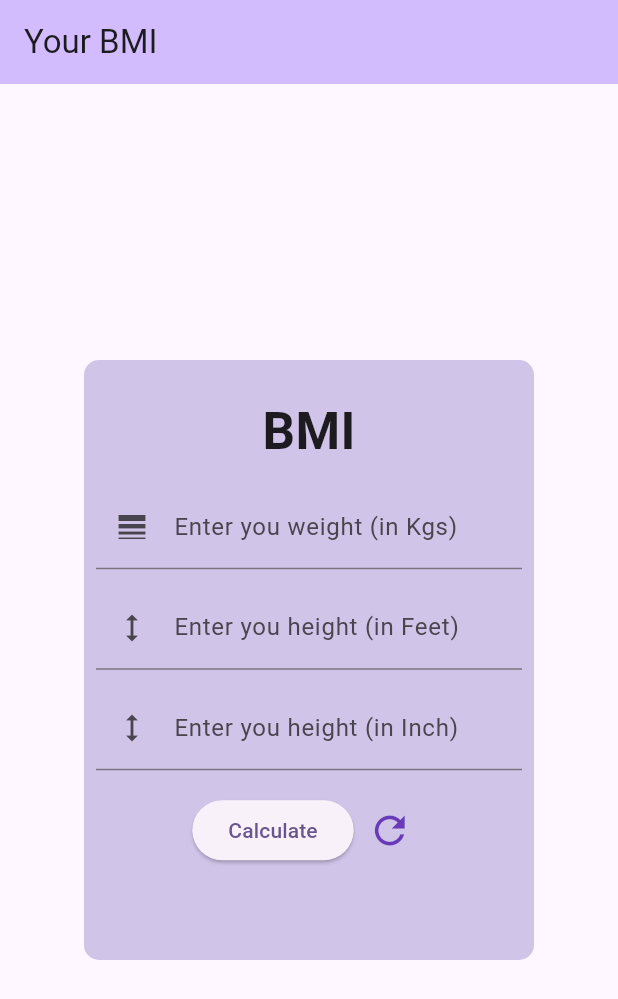
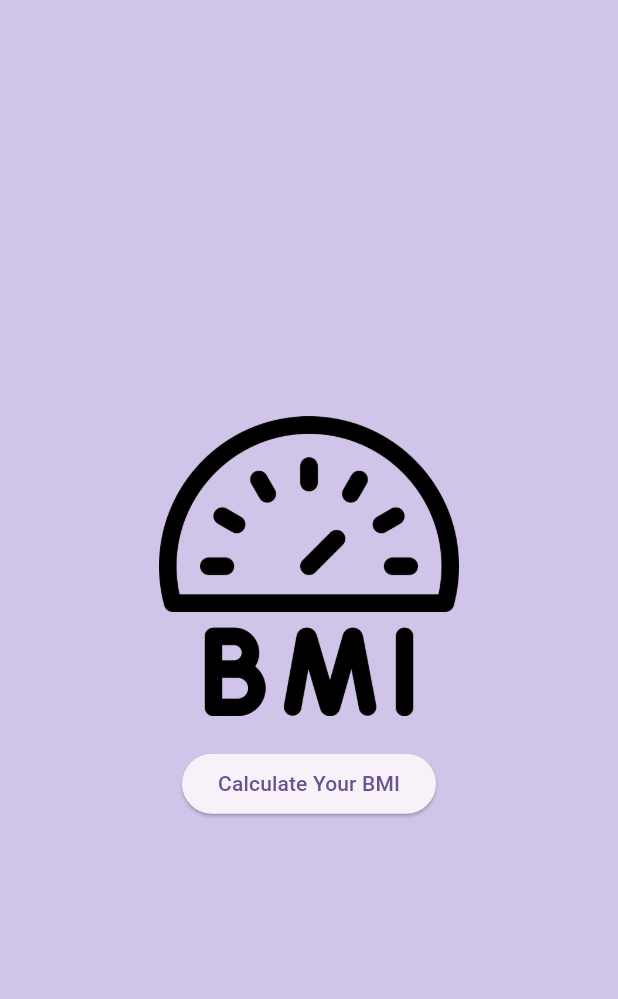
Before and after one commit to kashaf-7635/flutter_BMI_Calculator, a Flutter app: the screen it shows after launch, on a phone screen of 412 x 824 dp. Shown: the top 999 px of the screen. Run offline on Flutter 3.47's test engine with Material 3 defaults, Android fonts, the phone set to English and light mode, and no system bars.

```diff
--- a/lib/main.dart
+++ b/lib/main.dart
@@ -43,11 +43,25 @@ class _MyHomePageState extends State<MyHomePage> {
   @override
   Widget build(BuildContext context) {
     return Scaffold(
-      appBar: AppBar(
-        backgroundColor: Theme.of(context).colorScheme.inversePrimary,
-        title: Text(widget.title),
+      // appBar: AppBar(
+      //   backgroundColor: Theme.of(context).colorScheme.inversePrimary,
+      //   title: Text(widget.title),
+      // ),
+      body: Container(
+        color: Colors.deepPurple.shade50,
+        child: Column(
+          mainAxisAlignment: MainAxisAlignment.center,
+          children: [
+            Hero(
+              tag: 'background',
+              child: Image.asset(
+                'assets/images/bmi.png',
+                width: 300,
+                height: 300,
               ),
-      body: Center(
+            ),
+            SizedBox(height: 11),
+            Center(
               child: AnimatedContainer(
                 decoration: BoxDecoration(
                   color: bgColor,
@@ -63,11 +77,11 @@ class _MyHomePageState extends State<MyHomePage> {
                 child: Column(
                   mainAxisAlignment: MainAxisAlignment.center,
                   children: <Widget>[
-              Text(
-                'BMI',
-                style: TextStyle(fontSize: 34, fontWeight: FontWeight.w700),
-              ),
-              SizedBox(height: 11),
+                    // Text(
+                    //   'BMI',
+                    //   style: TextStyle(fontSize: 34, fontWeight: FontWeight.w700),
+                    // ),
+                    // SizedBox(height: 11),
                     TextField(
                       controller: wtController,
                       keyboardType: TextInputType.number,
@@ -137,7 +151,8 @@ class _MyHomePageState extends State<MyHomePage> {
                               });
                             } else {
                               setState(() {
-                          result = "Please fill all the required blanks!!";
+                                result =
+                                    "Please fill all the required blanks!!";
                               });
                             }
                           },
@@ -177,7 +192,10 @@ class _MyHomePageState extends State<MyHomePage> {
                       // curve: Curves.bounceInOut,
                       child: Text(
                         result,
-                  style: TextStyle(fontSize: 16, fontWeight: FontWeight.w700),
+                        style: TextStyle(
+                          fontSize: 16,
+                          fontWeight: FontWeight.w700,
+                        ),
                         textAlign: TextAlign.center,
                       ),
                     ),
@@ -185,6 +203,9 @@ class _MyHomePageState extends State<MyHomePage> {
                 ),
               ),
             ),
+          ],
+        ),
+      ),
       // This trailing comma makes auto-formatting nicer for build methods.
     );
   }
--- /dev/null
+++ b/lib/screens/get_started.dart
@@ -0,0 +1,48 @@
+import 'package:bmi_calculator/main.dart';
+import 'package:flutter/material.dart';
+
+class GetStarted extends StatefulWidget {
+  const GetStarted({super.key, required this.title});
+  final String title;
+
+  @override
+  State<GetStarted> createState() => _GetStartedState();
+}
+
+class _GetStartedState extends State<GetStarted> {
+  @override
+  Widget build(BuildContext context) {
+    return Scaffold(
+      body: Container(
+        color: Colors.deepPurple.shade100,
+        child: Center(
+          child: Column(
+            mainAxisAlignment: MainAxisAlignment.center,
+            children: [
+              Hero(
+                tag: 'background',
+                child: Image.asset(
+                  'assets/images/bmi.png',
+                  width: 200,
+                  height: 200,
+                ),
+              ),
+              SizedBox(height: 21),
+              ElevatedButton(
+                onPressed: () {
+                  Navigator.push(
+                    context,
+                    MaterialPageRoute(
+                      builder: (context) => MyHomePage(title: 'Your BMI'),
+                    ),
+                  );
+                },
+                child: Text('Calculate Your BMI'),
+              ),
+            ],
+          ),
+        ),
+      ),
+    );
+  }
+}
--- a/pubspec.yaml
+++ b/pubspec.yaml
@@ -58,9 +58,9 @@ flutter:
   uses-material-design: true
 
   # To add assets to your application, add an assets section, like this:
-  # assets:
-  #   - images/a_dot_burr.jpeg
-  #   - images/a_dot_ham.jpeg
+  assets:
+    - assets/images/
+
 
   # An image asset can refer to one or more resolution-specific "variants", see
   # https://flutter.dev/to/resolution-aware-images
```
Also changed, not shown: lib/screens/splash_screen.dart (+37 -10 lines), assets/images/bmi.png (added). Lines whose indentation alone changed are shown as unchanged.
